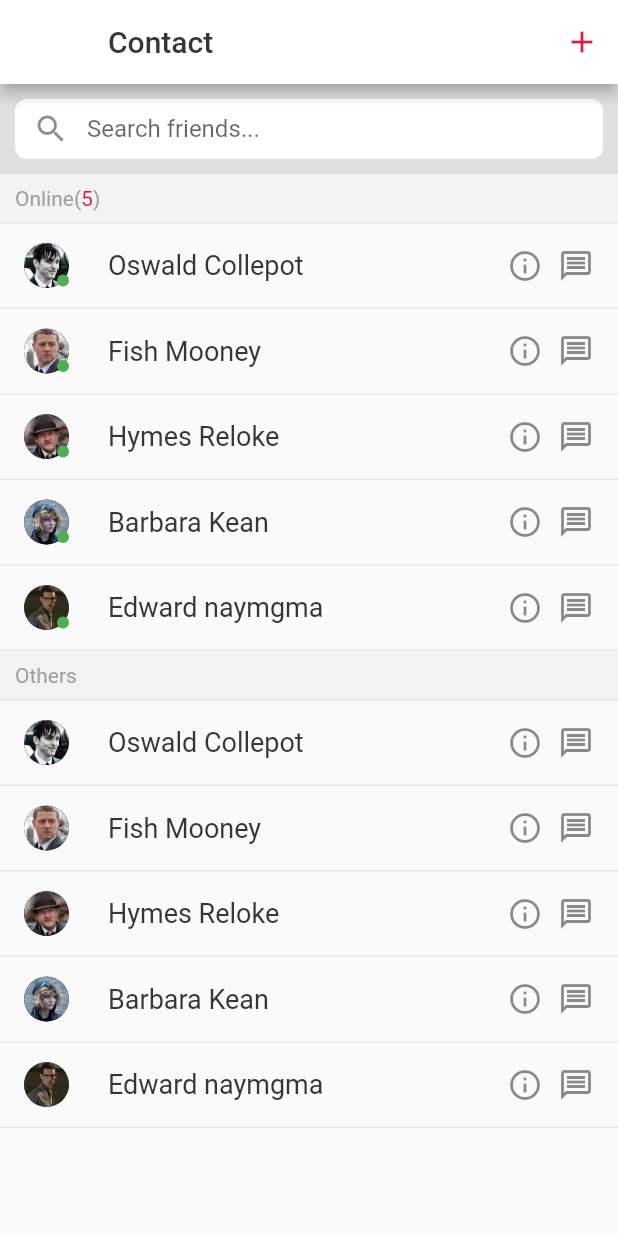
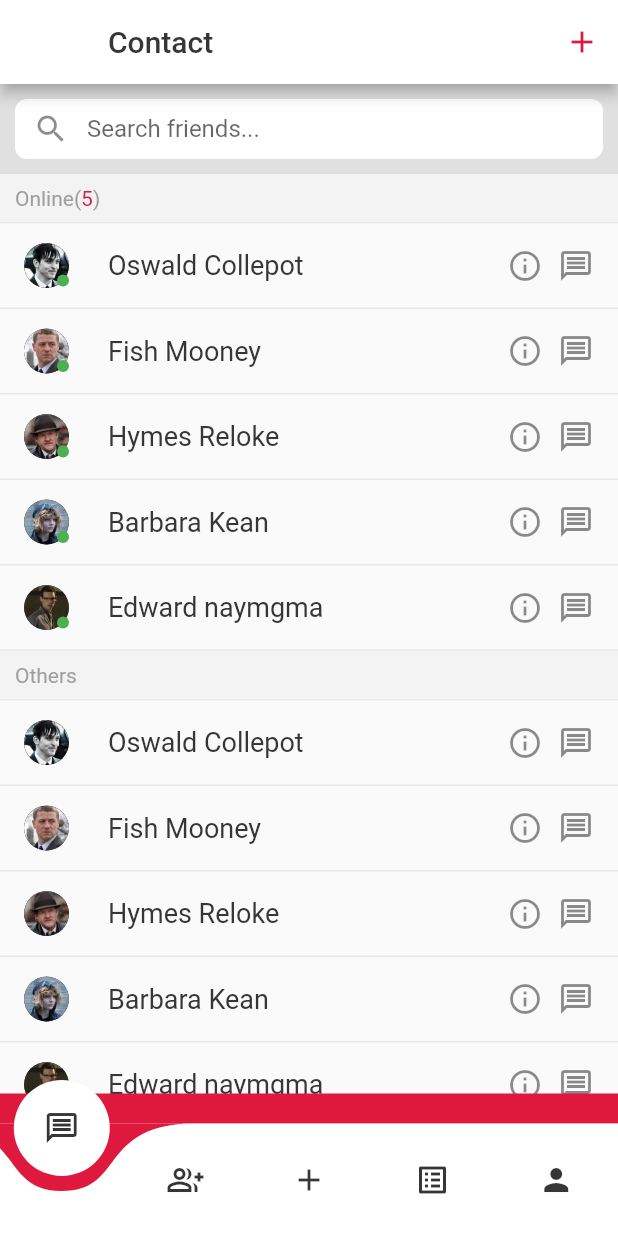
Before and after one commit to Mahendra789/chatApp, a Flutter app: the Contacts screen opened directly, on a phone screen of 412 x 824 dp. Shown: the top 1233 px of the screen. Run offline on Flutter 3.47's test engine with Material 2 defaults, Android fonts, the phone set to English and light mode, and no system bars; drawn by our look-alikes of curved_navigation_bar; Roboto replaces fonts that are missing (lato).

Commit message:
app naigation added

```diff
--- a/lib/screens/contacts.dart
+++ b/lib/screens/contacts.dart
@@ -1,11 +1,12 @@
-import 'dart:ui';
-
 import 'package:flutter/material.dart';
 
 import './../widgets/contact_card.dart';
 import './../models/contact.dart';
+import './../widgets/bottom_navigation.dart';
 
 class Contacts extends StatelessWidget {
+  static const routeName = '/contacts';
+
   final List<Contact> onlineContacts = [
     Contact(
       id: 'id1',
@@ -60,6 +61,7 @@ class Contacts extends StatelessWidget {
   @override
   Widget build(BuildContext context) {
     return Scaffold(
+      bottomNavigationBar: BottomNavigation(),
       appBar: AppBar(
         backgroundColor: Colors.white,
         title: Text(
--- a/lib/screens/conversation.dart
+++ b/lib/screens/conversation.dart
@@ -4,6 +4,7 @@ import './../widgets/conversation_card.dart';
 import './../widgets/newMessage.dart';
 
 class Conversation extends StatelessWidget {
+  static const routeName = '/conversations';
   @override
   Widget build(BuildContext context) {
     return Scaffold(
--- a/lib/screens/groups.dart
+++ b/lib/screens/groups.dart
@@ -2,8 +2,11 @@ import 'package:flutter/material.dart';
 
 import './../widgets/groups_card.dart';
 import './../models/group.dart';
+import './../widgets/bottom_navigation.dart';
 
 class Groups extends StatelessWidget {
+  static const routeName = '/groups';
+
   final List<Group> groupList = [
     Group(
       id: 'id1',
@@ -84,6 +87,7 @@ class Groups extends StatelessWidget {
   @override
   Widget build(BuildContext context) {
     return Scaffold(
+      bottomNavigationBar: BottomNavigation(),
       appBar: AppBar(
         backgroundColor: Colors.white,
         title: Text(
--- a/lib/screens/messages.dart
+++ b/lib/screens/messages.dart
@@ -2,10 +2,10 @@ import 'package:flutter/material.dart';
 
 import './../widgets/message_card.dart';
 import './../models/chat.dart';
+import './../widgets/bottom_navigation.dart';
 
 class Messages extends StatelessWidget {
-  // final List<Chat> chatList;
-  // Messages(this.chatList);
+  static const routeName = '/messages';
 
   final List<Chat> chatList = [
     Chat(
@@ -97,6 +97,7 @@ class Messages extends StatelessWidget {
   @override
   Widget build(BuildContext context) {
     return Scaffold(
+      bottomNavigationBar: BottomNavigation(),
       appBar: AppBar(
         backgroundColor: Colors.white,
         title: Text(
--- a/lib/screens/profile.dart
+++ b/lib/screens/profile.dart
@@ -2,8 +2,11 @@ import 'package:flutter/material.dart';
 
 import './../widgets/profile_card.dart';
 import './../models/profileCardDetails.dart';
+import './../widgets/bottom_navigation.dart';
 
 class Profile extends StatelessWidget {
+  static const routeName = '/profile';
+
   final List<ProfileCardDetails> profileCardDetailsList = [
     ProfileCardDetails(
       id: 'id1',
@@ -44,6 +47,7 @@ class Profile extends StatelessWidget {
   @override
   Widget build(BuildContext context) {
     return Scaffold(
+      bottomNavigationBar: BottomNavigation(),
       appBar: AppBar(
         elevation: 0,
         backgroundColor: const Color(0xffdf193e),
--- a/lib/screens/welcome.dart
+++ b/lib/screens/welcome.dart
@@ -1,4 +1,6 @@
 import 'package:flutter/material.dart';
+
+import './messages.dart';
 
 class Welcome extends StatelessWidget {
   @override
@@ -94,7 +96,9 @@ class Welcome extends StatelessWidget {
                       color: const Color(0xffdf193e),
                     ),
                   ),
-                  onPressed: () {},
+                  onPressed: () {
+                    Navigator.of(context).pushNamed(Messages.routeName);
+                  },
                 ),
               ),
               FlatButton(
--- /dev/null
+++ b/lib/widgets/bottom_navigation.dart
@@ -0,0 +1,64 @@
+import 'package:curved_navigation_bar/curved_navigation_bar.dart';
+import 'package:flutter/material.dart';
+
+import './../screens/messages.dart';
+import './../screens/groups.dart';
+import './../screens/profile.dart';
+import './../screens/contacts.dart';
+
+class BottomNavigation extends StatelessWidget {
+  @override
+  Widget build(BuildContext context) {
+    return Container(
+      decoration: BoxDecoration(
+        border: Border(
+          top: BorderSide(
+            width: 20,
+            color: const Color(0xffdf193e),
+          ),
+        ),
+      ),
+      child: CurvedNavigationBar(
+        backgroundColor: const Color(0xffdf193e),
+        items: <Widget>[
+          new IconButton(
+            icon: new Icon(Icons.message_outlined),
+            color: Theme.of(context).primaryColor,
+            onPressed: () {
+              Navigator.of(context).pushNamed(Messages.routeName);
+            },
+          ),
+          new IconButton(
+            icon: new Icon(Icons.group_add_outlined),
+            color: Theme.of(context).primaryColor,
+            onPressed: () {
+              Navigator.of(context).pushNamed(Groups.routeName);
+            },
+          ),
+          new IconButton(
+            icon: new Icon(Icons.add),
+            color: Theme.of(context).primaryColor,
+            onPressed: () {},
+          ),
+          new IconButton(
+            icon: new Icon(Icons.list_alt_outlined),
+            color: Theme.of(context).primaryColor,
+            onPressed: () {
+              Navigator.of(context).pushNamed(Contacts.routeName);
+            },
+          ),
+          new IconButton(
+            icon: new Icon(Icons.person),
+            color: Theme.of(context).primaryColor,
+            onPressed: () {
+              Navigator.of(context).pushNamed(Profile.routeName);
+            },
+          ),
+        ],
+        onTap: (index) {
+          //Handle button tap
+        },
+      ),
+    );
+  }
+}
--- a/lib/widgets/groups_card.dart
+++ b/lib/widgets/groups_card.dart
@@ -1,6 +1,7 @@
 import 'package:flutter/material.dart';
 
 import './../models/group.dart';
+import './../screens/conversation.dart';
 
 class GroupsCard extends StatelessWidget {
   const GroupsCard({@required this.group});
@@ -12,6 +13,10 @@ class GroupsCard extends StatelessWidget {
         children: <Widget>[
           Container(
             margin: EdgeInsets.all(10),
+            child: GestureDetector(
+              onTap: () {
+                Navigator.of(context).pushNamed(Conversation.routeName);
+              },
               child: Card(
                 elevation: 5,
                 child: Column(
@@ -59,6 +64,7 @@ class GroupsCard extends StatelessWidget {
                 ),
               ),
             ),
+          ),
         ],
       ),
     );
--- a/lib/widgets/message_card.dart
+++ b/lib/widgets/message_card.dart
@@ -1,6 +1,7 @@
 import 'package:flutter/material.dart';
 
 import './../models/chat.dart';
+import './../screens/conversation.dart';
 
 class MessageCard extends StatefulWidget {
   const MessageCard({@required this.chat});
@@ -58,6 +59,9 @@ class _MessageCardState extends State<MessageCard> {
                   fontSize: 16,
                 ),
               ),
+              onTap: () {
+                Navigator.of(context).pushNamed(Conversation.routeName);
+              },
             ),
           ),
         ),
--- a/pubspec.yaml
+++ b/pubspec.yaml
@@ -26,6 +26,8 @@ dependencies:
   cupertino_icons: ^1.0.2
 
   google_fonts: ^1.1.2
+  provider: 3.0.0
+  curved_navigation_bar: ^0.3.7
 
 dev_dependencies:
   flutter_test:
```
Also changed, not shown: lib/main.dart (+18 -7 lines), pubspec.lock. Lines whose indentation alone changed are shown as unchanged.
